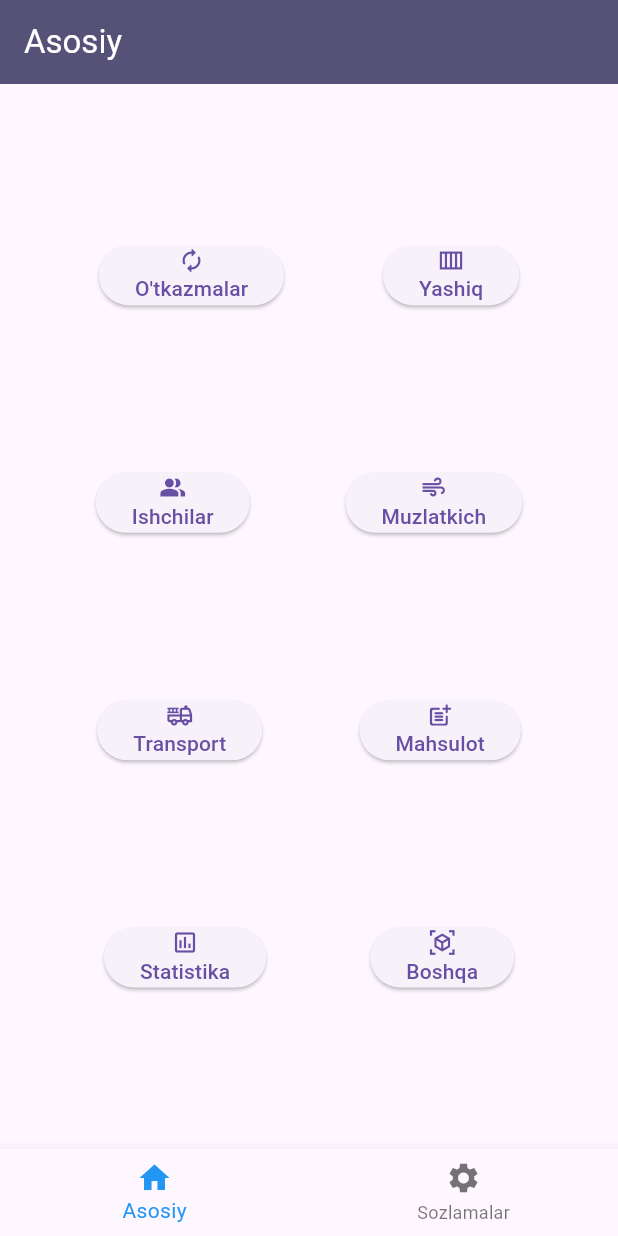
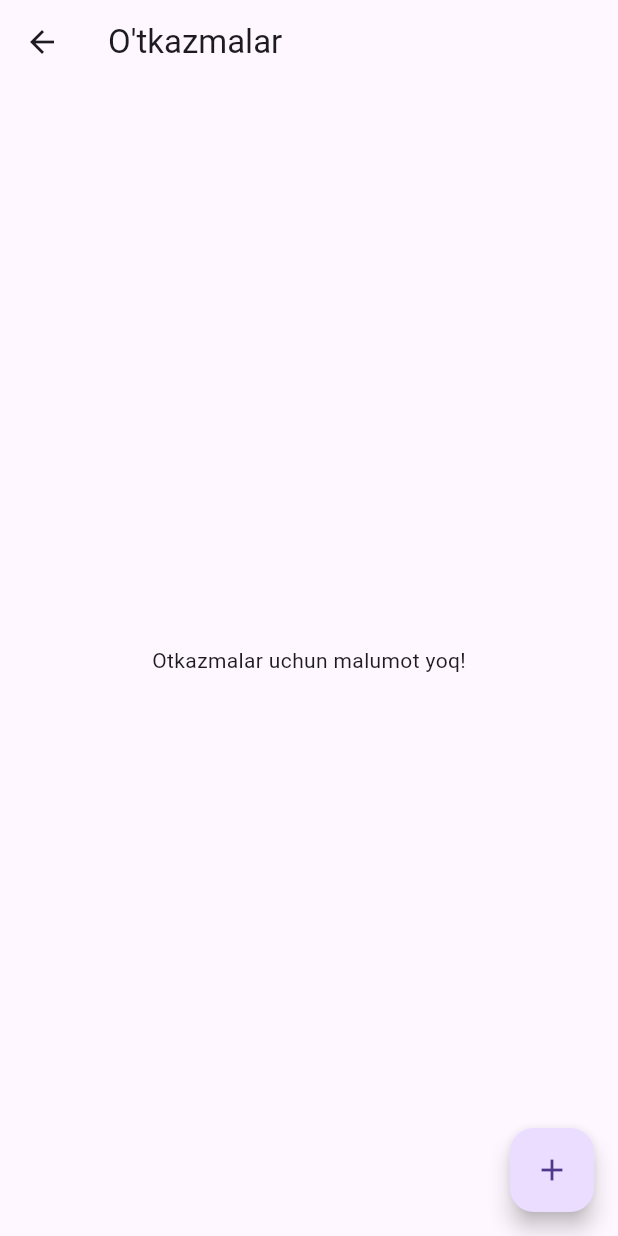
Before and after one commit to ready07/export_app, a Flutter app: the screen it shows after launch, after a tap on "O'tkazmalar", on a phone screen of 412 x 824 dp. Run offline on Flutter 3.47's test engine with Material 3 defaults, Android fonts, the light colour scheme and no system bars.

Commit message:
otkazma page has been opened and ready to work on

```diff
--- a/lib/main.dart
+++ b/lib/main.dart
@@ -1,4 +1,7 @@
+import 'package:flutter/cupertino.dart';
 import 'package:flutter/material.dart';
+import 'package:export_app/otkazmalar_page.dart';
+import 'package:flutter/widgets.dart';
 
 void main() {
   runApp(const MyApp());
@@ -8,9 +11,13 @@
   const MyApp({super.key});
   @override
   Widget build(BuildContext context) {
-    return const MaterialApp(
+    return MaterialApp(
+      initialRoute: 'main',
+      routes: {
+        'main' : (context) => const MainPage(),
+        'otkazmalar' : (context) => OtkazmalarPage()
+      },
       debugShowCheckedModeBanner: false,
-      home: MainPage(),
     );
   }
 }
@@ -76,7 +83,7 @@
       children: [
         Row(mainAxisAlignment: MainAxisAlignment.spaceEvenly,
           children: [
-          ElevatedButton(onPressed: (){}, child: const Column(children: [
+          ElevatedButton(onPressed: () => Navigator.of(context).pushNamed('otkazmalar'), child: const Column(children: [
             Icon(Icons.autorenew_rounded),
             Text("O'tkazmalar")
           ],)),
--- /dev/null
+++ b/lib/otkazmalar_page.dart
@@ -0,0 +1,18 @@
+import 'package:flutter/material.dart';
+
+class OtkazmalarPage extends StatefulWidget {
+
+  @override
+  State<OtkazmalarPage> createState() => _OtkazmalarPageState();
+}
+
+class _OtkazmalarPageState extends State<OtkazmalarPage> {
+  @override
+  Widget build(BuildContext context) {
+    return Scaffold(
+      appBar: AppBar(title: const Text("O'tkazmalar"),),
+      body: const Center(child:Text('Otkazmalar uchun malumot yoq!')),
+      floatingActionButton: FloatingActionButton(onPressed: (){},child: const Icon(Icons.add_outlined),),
+    );
+  }
+}
```
Also changed, not shown: lib/homePage.dart (deleted).
